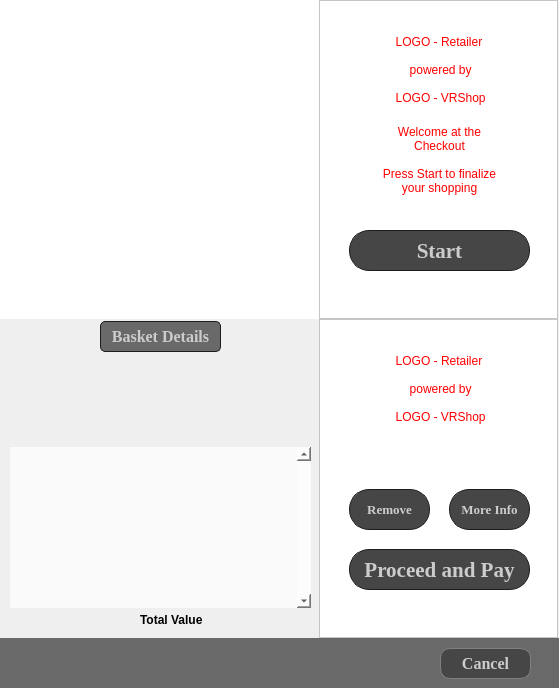
This is Dev/CorePlatform/Src/ManagementConsole/Cashier/libCashierClient/View/VRCashier_GUI.ui in octaviansoldea/VRShop as Qt 5 draws it before an edit. The edited form follows.
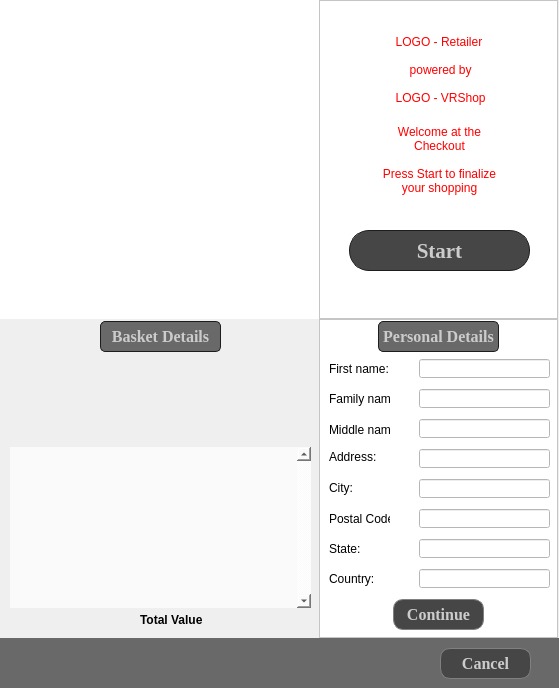
This is the edited form. Icons and pictures are not drawn.

Commit message: Massive server-side operations (cashier,accounts); regular polishing

```diff
--- a/Dev/CorePlatform/Src/ManagementConsole/Cashier/libCashierClient/View/VRCashier_GUI.ui
+++ b/Dev/CorePlatform/Src/ManagementConsole/Cashier/libCashierClient/View/VRCashier_GUI.ui
@@ -19,7 +19,7 @@
   <property name="minimumSize">
    <size>
     <width>559</width>
-    <height>371</height>
+    <height>369</height>
    </size>
   </property>
   <property name="maximumSize">
@@ -681,6 +681,416 @@
           <string>Remove</string>
          </property>
         </widget>
+        <widget class="QFrame" name="m_pFrameRightSidePDetails">
+         <property name="geometry">
+          <rect>
+           <x>0</x>
+           <y>0</y>
+           <width>239</width>
+           <height>319</height>
+          </rect>
+         </property>
+         <property name="sizePolicy">
+          <sizepolicy hsizetype="Preferred" vsizetype="Preferred">
+           <horstretch>0</horstretch>
+           <verstretch>0</verstretch>
+          </sizepolicy>
+         </property>
+         <property name="minimumSize">
+          <size>
+           <width>239</width>
+           <height>319</height>
+          </size>
+         </property>
+         <property name="maximumSize">
+          <size>
+           <width>239</width>
+           <height>319</height>
+          </size>
+         </property>
+         <property name="font">
+          <font>
+           <family>Arial</family>
+          </font>
+         </property>
+         <property name="styleSheet">
+          <string notr="true">background-color:white</string>
+         </property>
+         <property name="frameShape">
+          <enum>QFrame::StyledPanel</enum>
+         </property>
+         <property name="frameShadow">
+          <enum>QFrame::Raised</enum>
+         </property>
+         <widget class="QLineEdit" name="m_pLineEditName">
+          <property name="geometry">
+           <rect>
+            <x>100</x>
+            <y>40</y>
+            <width>131</width>
+            <height>19</height>
+           </rect>
+          </property>
+          <property name="minimumSize">
+           <size>
+            <width>0</width>
+            <height>19</height>
+           </size>
+          </property>
+          <property name="maximumSize">
+           <size>
+            <width>16777215</width>
+            <height>19</height>
+           </size>
+          </property>
+         </widget>
+         <widget class="QLabel" name="label_2">
+          <property name="geometry">
+           <rect>
+            <x>10</x>
+            <y>72</y>
+            <width>61</width>
+            <height>16</height>
+           </rect>
+          </property>
+          <property name="text">
+           <string>Family name:</string>
+          </property>
+         </widget>
+         <widget class="QLabel" name="label_3">
+          <property name="geometry">
+           <rect>
+            <x>10</x>
+            <y>103</y>
+            <width>61</width>
+            <height>16</height>
+           </rect>
+          </property>
+          <property name="text">
+           <string>Middle name:</string>
+          </property>
+         </widget>
+         <widget class="QLabel" name="label_4">
+          <property name="geometry">
+           <rect>
+            <x>10</x>
+            <y>130</y>
+            <width>61</width>
+            <height>16</height>
+           </rect>
+          </property>
+          <property name="text">
+           <string>Address:</string>
+          </property>
+         </widget>
+         <widget class="QLabel" name="label_5">
+          <property name="geometry">
+           <rect>
+            <x>10</x>
+            <y>161</y>
+            <width>61</width>
+            <height>16</height>
+           </rect>
+          </property>
+          <property name="text">
+           <string>City:</string>
+          </property>
+         </widget>
+         <widget class="QLabel" name="label_6">
+          <property name="geometry">
+           <rect>
+            <x>10</x>
+            <y>192</y>
+            <width>61</width>
+            <height>16</height>
+           </rect>
+          </property>
+          <property name="text">
+           <string>Postal Code:</string>
+          </property>
+         </widget>
+         <widget class="QLabel" name="label_7">
+          <property name="geometry">
+           <rect>
+            <x>10</x>
+            <y>222</y>
+            <width>61</width>
+            <height>16</height>
+           </rect>
+          </property>
+          <property name="text">
+           <string>State:</string>
+          </property>
+         </widget>
+         <widget class="QLabel" name="label_8">
+          <property name="geometry">
+           <rect>
+            <x>10</x>
+            <y>252</y>
+            <width>61</width>
+            <height>16</height>
+           </rect>
+          </property>
+          <property name="text">
+           <string>Country:</string>
+          </property>
+         </widget>
+         <widget class="QLabel" name="m_pLabelPDTitle">
+          <property name="geometry">
+           <rect>
+            <x>59</x>
+            <y>2</y>
+            <width>121</width>
+            <height>31</height>
+           </rect>
+          </property>
+          <property name="font">
+           <font>
+            <family>Times New Roman</family>
+            <pointsize>12</pointsize>
+            <weight>75</weight>
+            <bold>true</bold>
+           </font>
+          </property>
+          <property name="styleSheet">
+           <string notr="true">QLabel {
+	min-height: 20px;
+	color: rgb(204,204,204);
+	border-radius: 5px;
+	border: 1px solid rgb(29,29,29);
+	background-color:rgb(105,105,105);
+}
+</string>
+          </property>
+          <property name="text">
+           <string>Personal Details</string>
+          </property>
+          <property name="alignment">
+           <set>Qt::AlignCenter</set>
+          </property>
+         </widget>
+         <widget class="QLabel" name="label_9">
+          <property name="geometry">
+           <rect>
+            <x>10</x>
+            <y>42</y>
+            <width>61</width>
+            <height>16</height>
+           </rect>
+          </property>
+          <property name="text">
+           <string>First name:</string>
+          </property>
+         </widget>
+         <widget class="QLineEdit" name="m_pLineEdit2Name">
+          <property name="geometry">
+           <rect>
+            <x>100</x>
+            <y>70</y>
+            <width>131</width>
+            <height>19</height>
+           </rect>
+          </property>
+          <property name="minimumSize">
+           <size>
+            <width>0</width>
+            <height>19</height>
+           </size>
+          </property>
+          <property name="maximumSize">
+           <size>
+            <width>16777215</width>
+            <height>19</height>
+           </size>
+          </property>
+         </widget>
+         <widget class="QLineEdit" name="m_pLineEditMName">
+          <property name="geometry">
+           <rect>
+            <x>100</x>
+            <y>100</y>
+            <width>131</width>
+            <height>19</height>
+           </rect>
+          </property>
+          <property name="minimumSize">
+           <size>
+            <width>0</width>
+            <height>19</height>
+           </size>
+          </property>
+          <property name="maximumSize">
+           <size>
+            <width>16777215</width>
+            <height>19</height>
+           </size>
+          </property>
+         </widget>
+         <widget class="QLineEdit" name="m_pLineEditAddress">
+          <property name="geometry">
+           <rect>
+            <x>100</x>
+            <y>130</y>
+            <width>131</width>
+            <height>19</height>
+           </rect>
+          </property>
+          <property name="minimumSize">
+           <size>
+            <width>0</width>
+            <height>19</height>
+           </size>
+          </property>
+          <property name="maximumSize">
+           <size>
+            <width>16777215</width>
+            <height>19</height>
+           </size>
+          </property>
+         </widget>
+         <widget class="QLineEdit" name="m_pLineEditCity">
+          <property name="geometry">
+           <rect>
+            <x>100</x>
+            <y>160</y>
+            <width>131</width>
+            <height>19</height>
+           </rect>
+          </property>
+          <property name="minimumSize">
+           <size>
+            <width>0</width>
+            <height>19</height>
+           </size>
+          </property>
+          <property name="maximumSize">
+           <size>
+            <width>16777215</width>
+            <height>19</height>
+           </size>
+          </property>
+         </widget>
+         <widget class="QLineEdit" name="m_pLineEditPostCode">
+          <property name="geometry">
+           <rect>
+            <x>100</x>
+            <y>190</y>
+            <width>131</width>
+            <height>19</height>
+           </rect>
+          </property>
+          <property name="minimumSize">
+           <size>
+            <width>0</width>
+            <height>19</height>
+           </size>
+          </property>
+          <property name="maximumSize">
+           <size>
+            <width>16777215</width>
+            <height>19</height>
+           </size>
+          </property>
+         </widget>
+         <widget class="QLineEdit" name="m_pLineEditState">
+          <property name="geometry">
+           <rect>
+            <x>100</x>
+            <y>220</y>
+            <width>131</width>
+            <height>19</height>
+           </rect>
+          </property>
+          <property name="minimumSize">
+           <size>
+            <width>0</width>
+            <height>19</height>
+           </size>
+          </property>
+          <property name="maximumSize">
+           <size>
+            <width>16777215</width>
+            <height>19</height>
+           </size>
+          </property>
+         </widget>
+         <widget class="QLineEdit" name="m_pLineEditCountry">
+          <property name="geometry">
+           <rect>
+            <x>100</x>
+            <y>250</y>
+            <width>131</width>
+            <height>19</height>
+           </rect>
+          </property>
+          <property name="minimumSize">
+           <size>
+            <width>0</width>
+            <height>19</height>
+           </size>
+          </property>
+          <property name="maximumSize">
+           <size>
+            <width>16777215</width>
+            <height>19</height>
+           </size>
+          </property>
+         </widget>
+         <widget class="QPushButton" name="m_pPushButtonContinue">
+          <property name="geometry">
+           <rect>
+            <x>74</x>
+            <y>280</y>
+            <width>91</width>
+            <height>31</height>
+           </rect>
+          </property>
+          <property name="font">
+           <font>
+            <family>Times New Roman</family>
+            <pointsize>12</pointsize>
+            <weight>75</weight>
+            <bold>true</bold>
+           </font>
+          </property>
+          <property name="styleSheet">
+           <string notr="true">QPushButton {
+	min-height: 20px;
+	color: rgb(204,204,204);
+	border-radius: 10px;
+	border: 1px solid gray;
+	background-color:rgb(70,70,70);}
+
+QPushButton:hover {
+	background-color:rgb(105,105,105);
+	border-radius: 10px;
+	color:white;
+}
+
+
+/*	background-color: qlineargradient(spread:pad, 
+	x1:0.181818, y1:0.267, x2:0, y2:1, 
+	stop:0 rgba(234, 133, 0, 255), 
+	stop:1 rgba(255, 255, 255, 255))
+};
+
+*/
+
+/*
+	border: 1px solid rgb(67,67,67); 
+
+
+*/
+</string>
+          </property>
+          <property name="text">
+           <string>Continue</string>
+          </property>
+          <property name="flat">
+           <bool>false</bool>
+          </property>
+         </widget>
+        </widget>
        </widget>
       </item>
      </layout>
```
Left out of the diff: 6 changed lines with no effect on the pictures. The commit also changes 48 other files.
